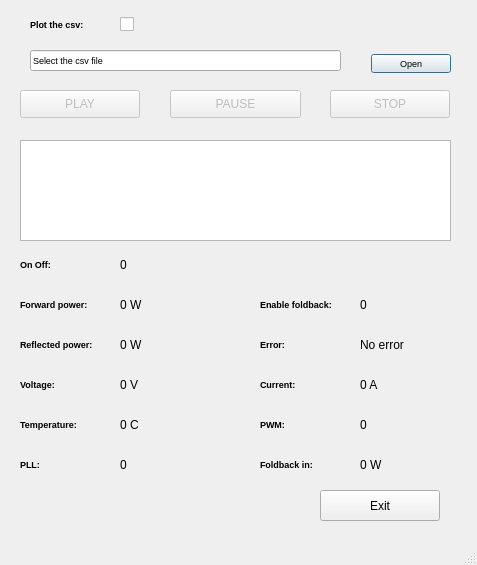
First picture: the form in main_window.ui, repository rstanzani/seriale_microonde, before the edit.
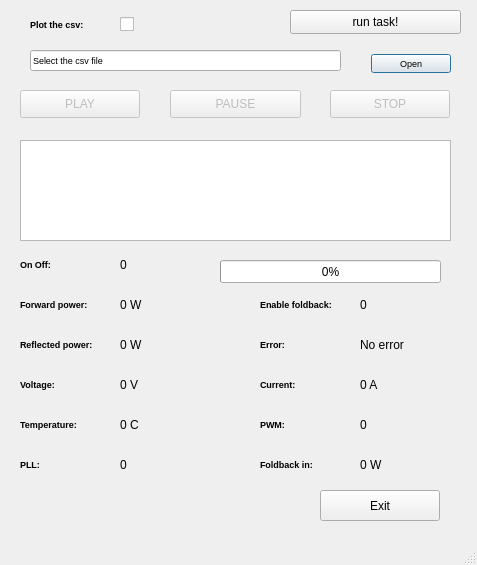
Second picture: the form after the edit.

Commit message: First try implement multithread with independent task

What changed in the file:
```diff
--- a/main_window.ui
+++ b/main_window.ui
@@ -592,6 +592,32 @@
      <string>Exit</string>
     </property>
    </widget>
+   <widget class="QProgressBar" name="progressBar">
+    <property name="geometry">
+     <rect>
+      <x>220</x>
+      <y>260</y>
+      <width>221</width>
+      <height>23</height>
+     </rect>
+    </property>
+    <property name="value">
+     <number>0</number>
+    </property>
+   </widget>
+   <widget class="QPushButton" name="button">
+    <property name="geometry">
+     <rect>
+      <x>290</x>
+      <y>10</y>
+      <width>171</width>
+      <height>24</height>
+     </rect>
+    </property>
+    <property name="text">
+     <string>run task!</string>
+    </property>
+   </widget>
   </widget>
   <widget class="QMenuBar" name="menubar">
    <property name="geometry">
```
The commit also changes 1 other file.
